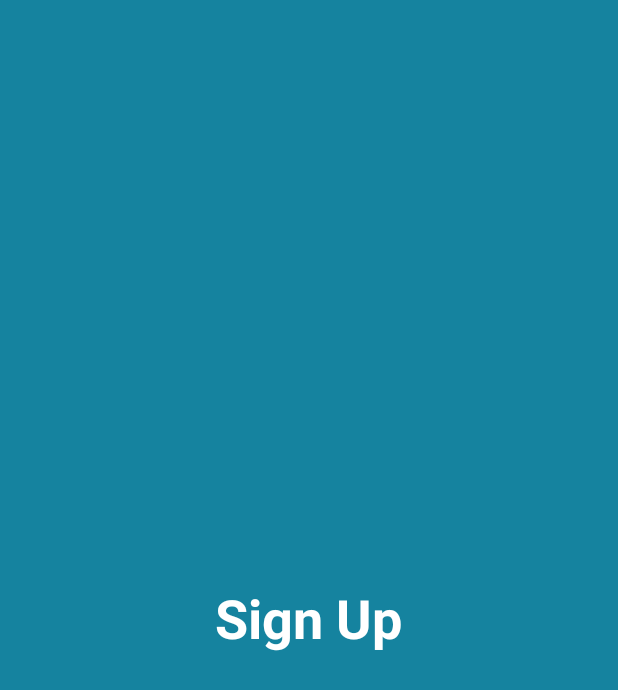
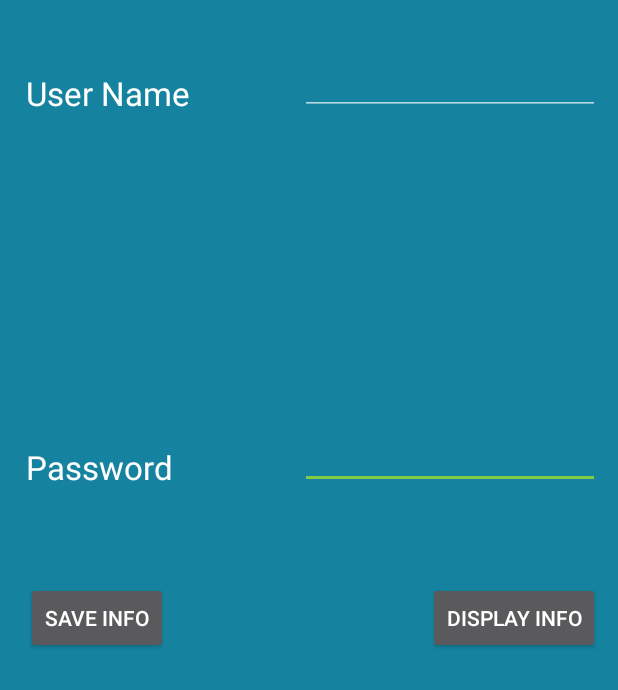
Before and after one commit to liorkasti/auction-android-app, an Android app: the layout sign_up_activity.xml on its own in the app's theme, with its tools: preview values and no code run, on a phone screen of 412 x 824 dp. Shown: the top 690 px of the screen. Run offline under Robolectric (Android 15) with nearby library versions, the phone set to English and light mode, and no system bars.

Commit message:
26.10.17 - 02:27

```diff
--- a/app/src/main/AndroidManifest.xml
+++ b/app/src/main/AndroidManifest.xml
@@ -28,7 +28,8 @@
                 <category android:name="android.intent.category.LAUNCHER" />
             </intent-filter>
         </activity> <!-- Include the AdActivity configChanges and theme. -->
-        <activity android:name=".AuctionItem"></activity>
+        <activity android:name=".ItemActivity"></activity>
+        <activity android:name=".SignUpActivity"></activity>
         <activity
             android:name="com.google.android.gms.ads.AdActivity"
             android:configChanges="keyboard|keyboardHidden|orientation|screenLayout|uiMode|screenSize|smallestScreenSize"
--- a/app/src/main/java/com/example/user/art_auction/SignUpActivity.java
+++ b/app/src/main/java/com/example/user/art_auction/SignUpActivity.java
@@ -6,14 +6,51 @@ import android.os.Bundle;
 import android.view.Menu;
 import android.view.MenuItem;
 import android.widget.RelativeLayout;
+import android.content.Context;
+import android.content.SharedPreferences;
+import android.view.View;
+import android.widget.EditText;
+import android.widget.TextView;
+import android.widget.Toast;
 
 public class SignUpActivity extends AppCompatActivity {
+
+
+    EditText userName;
+    EditText password;
+    TextView dataView;
 
     @Override
     protected void onCreate(Bundle savedInstanceState) {
         super.onCreate(savedInstanceState);
         setContentView(R.layout.sign_up_activity);
+
+        userName = (EditText) findViewById(R.id.userNameInput);
+        password = (EditText) findViewById(R.id.passwordInput);
+        dataView = (TextView) findViewById(R.id.dataTextView);
+
     }
+
+    // Lesson 64
+    //Save login info
+    public void saveData(View view) {
+        SharedPreferences loginData = getSharedPreferences("userInfo", Context.MODE_PRIVATE);
+        SharedPreferences.Editor editor = loginData.edit();
+        editor.putString("userName", userName.getText().toString());
+        editor.putString("password", password.getText().toString());
+        editor.apply();
+
+        Toast.makeText(this, "Saved", Toast.LENGTH_LONG).show();
+    }
+
+    public void getData(View view) {
+        SharedPreferences loginData = getSharedPreferences("userInfo", Context.MODE_PRIVATE);
+        String name = loginData.getString("userName", "");
+        String pw = loginData.getString("password", "");
+        String msg = "Saved User Name: " + name + "\nSaved Password: " + pw;
+        dataView.setText(msg);
+    }
+
 
     @Override
     public boolean onCreateOptionsMenu(Menu menu) {
--- a/app/src/main/res/layout/sign_up_activity.xml
+++ b/app/src/main/res/layout/sign_up_activity.xml
@@ -8,13 +8,77 @@
     tools:context="com.example.user.art_auction.SignUpActivity">
 
     <TextView
+        android:id="@+id/textView"
+        android:layout_width="wrap_content"
+        android:layout_height="wrap_content"
+        android:layout_marginTop="47dp"
+        android:text="User Name"
+        android:textAppearance="?android:attr/textAppearanceLarge"
+        android:layout_alignParentTop="true"
+        android:layout_alignParentLeft="true"
+        android:layout_alignParentStart="true"
+        android:layout_marginLeft="17dp"
+        android:layout_marginStart="17dp" />
+
+    <TextView
         android:id="@+id/textView2"
         android:layout_width="wrap_content"
         android:layout_height="wrap_content"
-        android:layout_centerHorizontal="true"
+        android:text="Password"
+        android:textAppearance="?android:attr/textAppearanceLarge"
+        android:layout_above="@+id/saveButton"
+        android:layout_alignLeft="@+id/textView"
+        android:layout_alignStart="@+id/textView"
+        android:layout_marginBottom="62dp" />
+
+    <EditText
+        android:id="@+id/passwordInput"
+        android:layout_width="wrap_content"
+        android:layout_height="wrap_content"
+        android:width="200dp"
+        android:layout_alignBottom="@+id/textView2"
+        android:layout_alignLeft="@+id/userNameInput"
+        android:layout_alignStart="@+id/userNameInput" />
+
+    <EditText
+        android:id="@+id/userNameInput"
+        android:layout_width="wrap_content"
+        android:layout_height="wrap_content"
+        android:width="200dp"
+        android:layout_alignBottom="@+id/textView"
+        android:layout_alignParentRight="true"
+        android:layout_alignParentEnd="true"
+        android:layout_marginRight="12dp"
+        android:layout_marginEnd="12dp" />
+
+    <Button
+        android:id="@+id/saveButton"
+        android:layout_width="wrap_content"
+        android:layout_height="wrap_content"
+        android:onClick="saveData"
+        android:text="Save Info"
         android:layout_centerVertical="true"
-        android:text="@string/sign_up_string"
-        android:textColor="#fff"
-        android:textSize="36sp"
-        android:textStyle="bold" />
+        android:layout_alignLeft="@+id/textView2"
+        android:layout_alignStart="@+id/textView2" />
+
+    <Button
+        android:id="@+id/displayButton"
+        android:layout_width="wrap_content"
+        android:layout_height="wrap_content"
+        android:onClick="getData"
+        android:text="Display Info"
+        android:layout_above="@+id/dataTextView"
+        android:layout_alignRight="@+id/passwordInput"
+        android:layout_alignEnd="@+id/passwordInput" />
+
+    <TextView
+        android:id="@+id/dataTextView"
+        android:layout_width="wrap_content"
+        android:layout_height="wrap_content"
+        android:layout_below="@+id/saveButton"
+        android:layout_marginTop="61dp"
+        android:layout_toLeftOf="@+id/displayButton"
+        android:layout_toStartOf="@+id/displayButton"
+        android:textAppearance="?android:attr/textAppearanceMedium" />
+
 </RelativeLayout>
```
